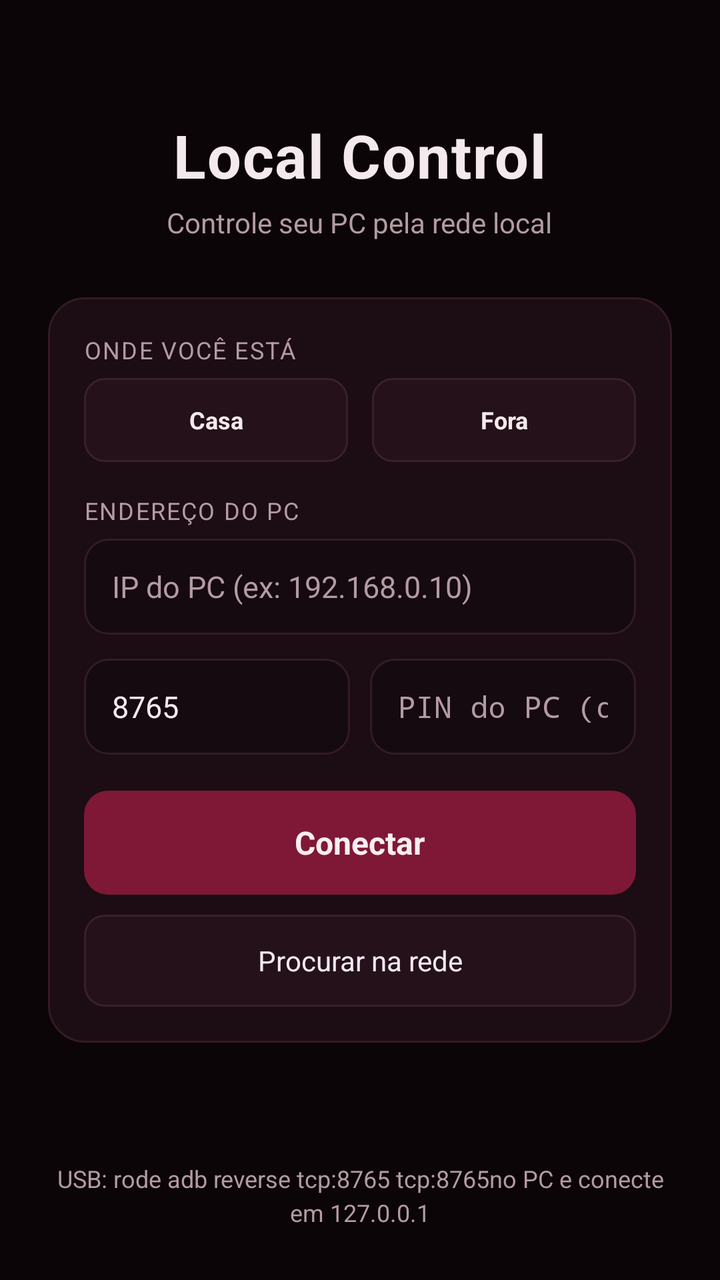
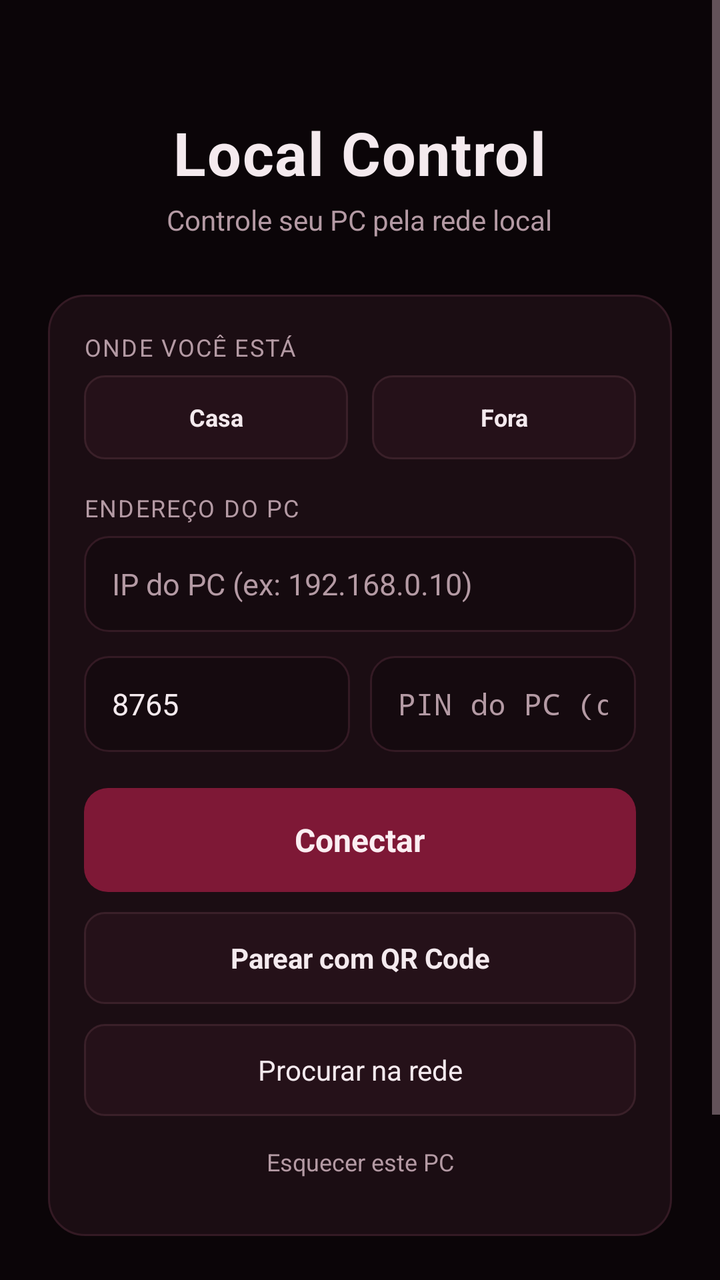

Screens rendered from an Android XML layout before and after an edit, with the pre-edit source and the edit as a unified diff.
<!-- AndroidManifest.xml: activity theme AppTheme -->
<!-- res/layout/activity_main.xml -->
<?xml version="1.0" encoding="utf-8"?>
<FrameLayout xmlns:android="http://schemas.android.com/apk/res/android"
    android:id="@+id/root"
    android:layout_width="match_parent"
    android:layout_height="match_parent"
    android:background="@color/bg">

    
    <ScrollView
        android:id="@+id/connectRoot"
        android:layout_width="match_parent"
        android:layout_height="match_parent"
        android:fillViewport="true">

        <LinearLayout
            android:layout_width="match_parent"
            android:layout_height="wrap_content"
            android:gravity="center"
            android:orientation="vertical"
            android:padding="24dp">

            <TextView
                android:layout_width="wrap_content"
                android:layout_height="wrap_content"
                android:layout_marginTop="32dp"
                android:letterSpacing="0.02"
                android:text="@string/title"
                android:textColor="@color/text"
                android:textSize="30sp"
                android:textStyle="bold" />

            <TextView
                android:layout_width="wrap_content"
                android:layout_height="wrap_content"
                android:layout_marginTop="4dp"
                android:layout_marginBottom="28dp"
                android:text="@string/subtitle"
                android:textColor="@color/muted"
                android:textSize="14sp" />

            <LinearLayout
                android:layout_width="match_parent"
                android:layout_height="wrap_content"
                android:background="@drawable/bg_panel"
                android:orientation="vertical"
                android:padding="18dp">

                <TextView
                    style="@style/PanelLabel"
                    android:text="ONDE VOCÊ ESTÁ" />

                <LinearLayout
                    android:layout_width="match_parent"
                    android:layout_height="wrap_content"
                    android:layout_marginBottom="16dp"
                    android:orientation="horizontal">

                    <TextView
                        android:id="@+id/profileHomeBtn"
                        style="@style/RemoteButton"
                        android:layout_width="0dp"
                        android:layout_height="42dp"
                        android:layout_marginEnd="6dp"
                        android:layout_weight="1"
                        android:text="Casa" />

                    <TextView
                        android:id="@+id/profileAwayBtn"
                        style="@style/RemoteButton"
                        android:layout_width="0dp"
                        android:layout_height="42dp"
                        android:layout_marginStart="6dp"
                        android:layout_weight="1"
                        android:text="Fora" />
                </LinearLayout>

                <TextView
                    style="@style/PanelLabel"
                    android:text="ENDEREÇO DO PC" />

                <EditText
                    android:id="@+id/hostInput"
                    style="@style/InputField"
                    android:hint="@string/host_hint"
                    android:importantForAutofill="no"
                    android:inputType="textUri"
                    android:maxLength="60" />

                <LinearLayout
                    android:layout_width="match_parent"
                    android:layout_height="wrap_content"
                    android:layout_marginTop="12dp"
                    android:orientation="horizontal">

                    <EditText
                        android:id="@+id/portInput"
                        style="@style/InputField"
                        android:layout_width="0dp"
                        android:layout_weight="1"
                        android:hint="@string/port_hint"
                        android:importantForAutofill="no"
                        android:inputType="number"
                        android:maxLength="5"
                        android:text="8765" />

                    <EditText
                        android:id="@+id/pinInput"
                        style="@style/InputField"
                        android:layout_width="0dp"
                        android:layout_marginStart="10dp"
                        android:layout_weight="1"
                        android:hint="@string/pin_hint"
                        android:importantForAutofill="no"
                        android:inputType="numberPassword"
                        android:maxLength="12" />
                </LinearLayout>

                <TextView
                    android:id="@+id/connectBtn"
                    android:layout_width="match_parent"
                    android:layout_height="52dp"
                    android:layout_marginTop="18dp"
                    android:background="@drawable/bg_btn_primary"
                    android:clickable="true"
                    android:focusable="true"
                    android:foreground="?android:attr/selectableItemBackground"
                    android:gravity="center"
                    android:text="@string/connect"
                    android:textColor="#FBEEF2"
                    android:textSize="16sp"
                    android:textStyle="bold" />

                <TextView
                    android:id="@+id/scanBtn"
                    android:layout_width="match_parent"
                    android:layout_height="46dp"
                    android:layout_marginTop="10dp"
                    android:background="@drawable/bg_btn"
                    android:clickable="true"
                    android:focusable="true"
                    android:foreground="?android:attr/selectableItemBackground"
                    android:gravity="center"
                    android:text="@string/scan"
                    android:textColor="@color/text"
                    android:textSize="14sp" />
            </LinearLayout>

            <TextView
                android:id="@+id/connectStatus"
                android:layout_width="match_parent"
                android:layout_height="wrap_content"
                android:layout_marginTop="16dp"
                android:gravity="center"
                android:textColor="@color/muted"
                android:textSize="13sp" />

            <TextView
                android:layout_width="match_parent"
                android:layout_height="wrap_content"
                android:layout_marginTop="26dp"
                android:gravity="center"
                android:lineSpacingExtra="3dp"
                android:text="@string/usb_help"
                android:textColor="@color/muted"
                android:textSize="12sp" />
        </LinearLayout>
    </ScrollView>

    
    <FrameLayout
        android:id="@+id/remoteRoot"
        android:layout_width="match_parent"
        android:layout_height="match_parent"
        android:visibility="gone">

        <com.localcontrol.RemoteView
            android:id="@+id/remoteView"
            android:layout_width="match_parent"
            android:layout_height="match_parent" />

        <LinearLayout
            android:id="@+id/topBar"
            android:layout_width="match_parent"
            android:layout_height="wrap_content"
            android:layout_gravity="top"
            android:gravity="end|center_vertical"
            android:orientation="horizontal"
            android:paddingStart="10dp"
            android:paddingTop="6dp"
            android:paddingEnd="6dp"
            android:paddingBottom="6dp">

            <TextView
                android:id="@+id/closeBtn"
                style="@style/RemoteButton"
                android:text="Sair"
                android:textColor="@color/danger" />
        </LinearLayout>

        <LinearLayout
            android:id="@+id/bottomBar"
            android:layout_width="match_parent"
            android:layout_height="wrap_content"
            android:layout_gravity="bottom"
            android:orientation="vertical"
            android:padding="4dp">

            <TextView
                android:id="@+id/statusText"
                android:layout_width="match_parent"
                android:layout_height="wrap_content"
                android:layout_marginStart="8dp"
                android:layout_marginBottom="4dp"
                android:ellipsize="end"
                android:maxLines="1"
                android:shadowColor="#CC000000"
                android:shadowDx="0"
                android:shadowDy="1"
                android:shadowRadius="3"
                android:text="conectando…"
                android:textColor="@color/text"
                android:textSize="12sp" />

            <LinearLayout
                android:layout_width="match_parent"
                android:layout_height="wrap_content"
                android:gravity="center_vertical"
                android:orientation="horizontal">

                <TextView
                    android:id="@+id/modeBtn"
                    style="@style/RemoteButton"
                    android:text="Toque" />

                <TextView
                    android:id="@+id/kbBtn"
                    style="@style/RemoteButton"
                    android:text="Teclado" />

                <TextView
                    android:id="@+id/keysBtn"
                    style="@style/RemoteButton"
                    android:text="Teclas" />

                <TextView
                    android:id="@+id/qualityBtn"
                    style="@style/RemoteButton"
                    android:text="Q: Média" />

                <TextView
                    android:id="@+id/monitorBtn"
                    style="@style/RemoteButton"
                    android:layout_marginStart="4dp"
                    android:text="MON 1"
                    android:visibility="gone" />

                <TextView
                    android:id="@+id/hideBtn"
                    style="@style/RemoteButton"
                    android:text="▾" />
            </LinearLayout>
        </LinearLayout>

        <TextView
            android:id="@+id/showBtn"
            style="@style/RemoteButton"
            android:layout_gravity="bottom|end"
            android:layout_margin="8dp"
            android:text="▴"
            android:visibility="gone" />

        <HorizontalScrollView
            android:id="@+id/keysPanel"
            android:layout_width="match_parent"
            android:layout_height="wrap_content"
            android:layout_gravity="bottom"
            android:layout_marginBottom="64dp"
            android:background="#CC000000"
            android:padding="4dp"
            android:visibility="gone">

            <LinearLayout
                android:id="@+id/keysRow"
                android:layout_width="wrap_content"
                android:layout_height="wrap_content"
                android:orientation="horizontal" />
        </HorizontalScrollView>

        <EditText
            android:id="@+id/kbInput"
            android:layout_width="1dp"
            android:layout_height="1dp"
            android:alpha="0"
            android:background="@null"
            android:imeOptions="flagNoExtractUi"
            android:importantForAutofill="no"
            android:inputType="textVisiblePassword|textMultiLine|textNoSuggestions"
            android:maxLength="120" />
    </FrameLayout>

</FrameLayout>
<!-- resources referenced by this layout -->
<resources>
  <color name="bg">#0B0508</color>
  <color name="danger">#FF6B7A</color>
  <color name="muted">#B49AA4</color>
  <color name="text">#F4EAEE</color>
  <!-- drawable bg_btn (drawable) -->
  <?xml version="1.0" encoding="utf-8"?>
  <shape xmlns:android="http://schemas.android.com/apk/res/android" android:shape="rectangle">
      <solid android:color="@color/btn" />
      <corners android:radius="10dp" />
      <stroke android:width="1dp" android:color="#3A2029" />
  </shape>
  <!-- drawable bg_btn_primary (drawable) -->
  <?xml version="1.0" encoding="utf-8"?>
  <shape xmlns:android="http://schemas.android.com/apk/res/android" android:shape="rectangle">
      <solid android:color="@color/accent" />
      <corners android:radius="12dp" />
  </shape>
  <!-- drawable bg_panel (drawable) -->
  <?xml version="1.0" encoding="utf-8"?>
  <shape xmlns:android="http://schemas.android.com/apk/res/android" android:shape="rectangle">
      <solid android:color="@color/panel" />
      <corners android:radius="18dp" />
      <stroke android:width="1dp" android:color="@color/panel_border" />
  </shape>
  <string name="connect">Conectar</string>
  <string name="host_hint">IP do PC (ex: 192.168.0.10)</string>
  <string name="pin_hint">PIN do PC (definido com --set-pin)</string>
  <string name="port_hint">Porta</string>
  <string name="scan">Procurar na rede</string>
  <string name="subtitle">Controle seu PC pela rede local</string>
  <string name="title">Local Control</string>
  <string name="usb_help">USB: rode "adb reverse tcp:8765 tcp:8765" no PC e conecte em 127.0.0.1</string>
  <style name="InputField">
          <item name="android:layout_width">match_parent</item>
          <item name="android:layout_height">48dp</item>
          <item name="android:background">@drawable/bg_input</item>
          <item name="android:paddingStart">14dp</item>
          <item name="android:paddingEnd">14dp</item>
          <item name="android:textColor">@color/text</item>
          <item name="android:textColorHint">@color/muted</item>
          <item name="android:textSize">15sp</item>
          <item name="android:singleLine">true</item>
      </style>
  <style name="PanelLabel">
          <item name="android:layout_width">match_parent</item>
          <item name="android:layout_height">wrap_content</item>
          <item name="android:textColor">@color/muted</item>
          <item name="android:textSize">12sp</item>
          <item name="android:letterSpacing">0.06</item>
          <item name="android:layout_marginBottom">6dp</item>
      </style>
  <style name="AppTheme" parent="@android:style/Theme.Material.NoActionBar">
          <item name="android:windowBackground">@color/bg</item>
          <item name="android:colorAccent">@color/accent</item>
          <item name="android:statusBarColor">@color/bg</item>
          <item name="android:navigationBarColor">@color/bg</item>
          <item name="android:textColorPrimary">@color/text</item>
          <item name="android:textColorSecondary">@color/muted</item>
          <item name="android:textColorHint">@color/muted</item>
      </style>
  <color name="btn">#251119</color>
  <color name="accent">#7E1836</color>
  <color name="panel">#1B0D13</color>
  <color name="panel_border">#341A24</color>
  <!-- drawable bg_input (drawable) -->
  <?xml version="1.0" encoding="utf-8"?>
  <shape xmlns:android="http://schemas.android.com/apk/res/android" android:shape="rectangle">
      <solid android:color="#150A0F" />
      <corners android:radius="12dp" />
      <stroke android:width="1dp" android:color="@color/panel_border" />
  </shape>
  <!-- unchanged entries left out for length: 1 -->
</resources>

<!-- the commit's change to res/layout/activity_main.xml (unified diff, before → after) -->
@@ -131,6 +131,21 @@
                     android:textStyle="bold" />
 
                 <TextView
+                    android:id="@+id/pairBtn"
+                    android:layout_width="match_parent"
+                    android:layout_height="46dp"
+                    android:layout_marginTop="10dp"
+                    android:background="@drawable/bg_btn"
+                    android:clickable="true"
+                    android:focusable="true"
+                    android:foreground="?android:attr/selectableItemBackground"
+                    android:gravity="center"
+                    android:text="@string/pair_qr"
+                    android:textColor="@color/text"
+                    android:textSize="14sp"
+                    android:textStyle="bold" />
+
+                <TextView
                     android:id="@+id/scanBtn"
                     android:layout_width="match_parent"
                     android:layout_height="46dp"
@@ -143,6 +158,20 @@
                     android:text="@string/scan"
                     android:textColor="@color/text"
                     android:textSize="14sp" />
+
+                <TextView
+                    android:id="@+id/forgetBtn"
+                    android:layout_width="match_parent"
+                    android:layout_height="38dp"
+                    android:layout_marginTop="4dp"
+                    android:background="@android:color/transparent"
+                    android:clickable="true"
+                    android:focusable="true"
+                    android:foreground="?android:attr/selectableItemBackground"
+                    android:gravity="center"
+                    android:text="@string/forget_pc"
+                    android:textColor="@color/muted"
+                    android:textSize="12sp" />
             </LinearLayout>
 
             <TextView
<!-- resource entries referenced after the edit -->
@@ -25,7 +25,9 @@
       <stroke android:width="1dp" android:color="@color/panel_border" />
   </shape>
   <string name="connect">Conectar</string>
+  <string name="forget_pc">Esquecer este PC</string>
   <string name="host_hint">IP do PC (ex: 192.168.0.10)</string>
+  <string name="pair_qr">Parear com QR Code</string>
   <string name="pin_hint">PIN do PC (definido com --set-pin)</string>
   <string name="port_hint">Porta</string>
   <string name="scan">Procurar na rede</string>
